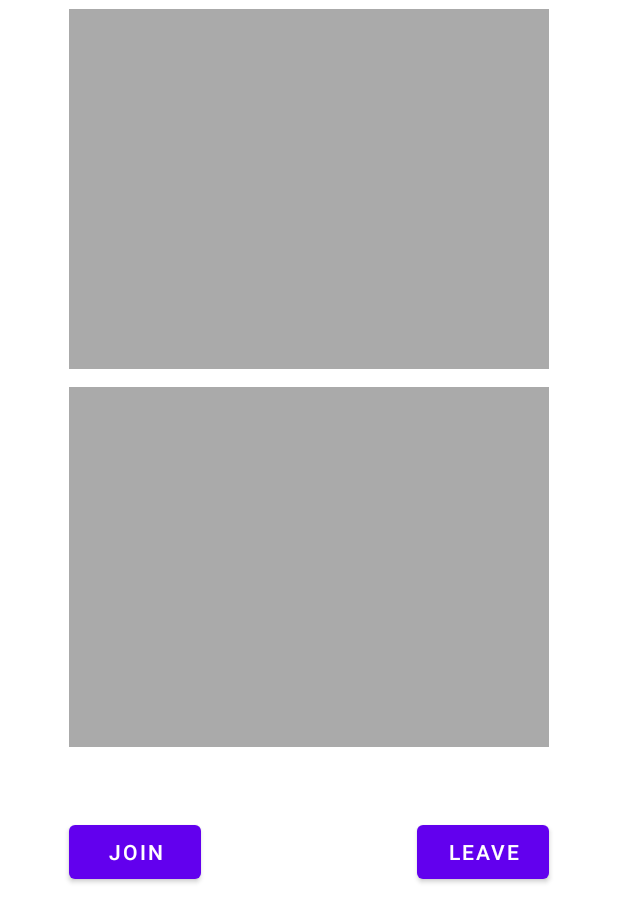
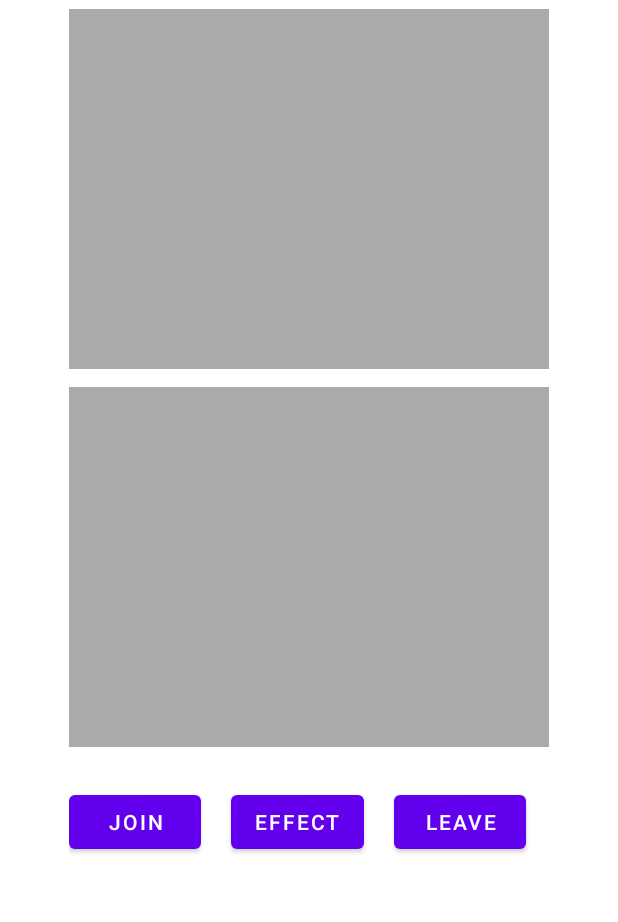
Before and after one commit to fu-jimoto/AgoraIO-TencentEffect-Android, an Android app: the screen it shows after launch (MainActivity), on a phone screen of 412 x 824 dp. Shown: the top 922 px of the screen. Run offline under Robolectric (Android 15) with nearby library versions, the phone set to English and light mode, and no system bars; libraries missing offline, so code that uses them is left out: io.agora.base, io.agora.rtc2; 9 statements that could not run were skipped.

Commit message:
add module

```diff
--- a/Xmagic/src/main/java/com/vcube/tencent/xmagic/XMagicImpl.java
+++ b/Xmagic/src/main/java/com/vcube/tencent/xmagic/XMagicImpl.java
@@ -23,13 +23,10 @@ public class XMagicImpl implements SensorEventListener {
         TELicenseCheck.getInstance().setTELicense(context, mXMagicLicenceUrl, mXMagicKey, new TELicenseCheck.TELicenseCheckListener() {
             @Override
             public void onLicenseCheckFinish(int errorCode, String msg) {
-                //注意：このコールバックは呼び出しスレッド内にあるとは限りません
                 if (errorCode == TELicenseCheck.ERROR_OK) {
-                    //認証に成功しました
                     authCheck = true;
                 }else{
                     //認証に失敗しました
-                    authCheck = false;
                 }
             }
         });
@@ -41,15 +38,6 @@ public class XMagicImpl implements SensorEventListener {
         mXmagicApi = new XmagicApi(context, XmagicResParser.getResPath(), new XmagicApi.OnXmagicPropertyErrorListener() {
             @Override
             public void onXmagicPropertyError(String errorMsg, int code) {
-//                if (context instanceof Activity) {
-//                    ((Activity) context).runOnUiThread(new Runnable() {
-//                        @Override
-//                        public void run() {
-//                            mXmagicPanelViewController.tvErrorMsg.setVisibility(View.VISIBLE);
-//                            mXmagicPanelViewController.tvErrorMsg.setText(code + ":" + errorMsg);
-//                        }
-//                    });
-//                }
             }
         });
     }
@@ -80,9 +68,6 @@ public class XMagicImpl implements SensorEventListener {
             mXmagicApi.onPause();
     }
 
-
-
-
     @Override
     public void onSensorChanged(SensorEvent sensorEvent) {
 
--- a/app/src/main/java/com/vcube/tencent/effect/PreprocessorTencentEffect.java
+++ /dev/null
@@ -1,103 +0,0 @@
-package com.vcube.tencent.effect;
-
-import android.content.Context;
-
-import com.vcube.tencent.xmagic.XMagicImpl;
-
-import java.util.concurrent.Callable;
-
-import io.agora.base.TextureBufferHelper;
-import io.agora.base.VideoFrame;
-import io.agora.rtc2.video.IVideoFrameObserver;
-
-public class PreprocessorTencentEffect implements IVideoFrameObserver {
-    private XMagicImpl mXMagic;
-    private Context mContext;
-    private TextureBufferHelper textureBufferHelper;
-    private int rgbaID = -1;
-
-    public PreprocessorTencentEffect(Context context) {
-        mContext = context;
-        //mDefaultFilterPath = getDefaultFilterPath();
-    }
-
-    @Override
-    public boolean onCaptureVideoFrame(int sourceType, VideoFrame videoFrame) {
-        VideoFrame.Buffer buffer = videoFrame.getBuffer();
-        if(!(buffer instanceof VideoFrame.TextureBuffer)){
-            return false;
-        }
-
-
-        int width = buffer.getWidth();
-        int height = buffer.getHeight();
-        int texId = mXMagic.process(rgbaID, height,width);
-
-
-//        VideoFrame.TextureBuffer textureBuffer = (VideoFrame.TextureBuffer) buffer;
-//        if(textureBufferHelper == null){
-//            textureBufferHelper = TextureBufferHelper.create("Render", textureBuffer.getEglBaseContext());
-//            textureBuffer.getTextureId();
-//            textureBufferHelper.invoke((Callable<Void>) () -> {
-////                mEffectHelper = new EffectHelper(mContext);
-////                mEffectHelper.initEffectSDK();
-////                mEnabled = true;
-////                setFilter(getDefaultFilterPath());
-//                return null;
-//            });
-//        }
-
-
-        return true;
-
-//        int w = buffer.getWidth();
-//        int h = buffer.getHeight();
-//        int cropX = (w - 320)/2, cropY = (h - 240)/2, cropWidth = 320, cropHeight = 240, scaleWidth = 320, scaleHeight = 240;
-//        buffer = buffer.cropAndScale(cropX, cropY, cropWidth, cropHeight, scaleWidth, scaleHeight);
-//        videoFrame.replaceBuffer(buffer, 270, videoFrame.getTimestampNs());
-//        return true;
-
-
-
-    }
-
-    @Override
-    public boolean onPreEncodeVideoFrame(int sourceType, VideoFrame videoFrame) {
-        return false;
-    }
-
-    @Override
-    public boolean onMediaPlayerVideoFrame(VideoFrame videoFrame, int mediaPlayerId) {
-        return false;
-    }
-
-    @Override
-    public boolean onRenderVideoFrame(String channelId, int uid, VideoFrame videoFrame) {
-        return false;
-    }
-
-    @Override
-    public int getVideoFrameProcessMode() {
-        return 1;
-    }
-
-    @Override
-    public int getVideoFormatPreference() {
-        return 1;
-    }
-
-    @Override
-    public boolean getRotationApplied() {
-        return false;
-    }
-
-    @Override
-    public boolean getMirrorApplied() {
-        return false;
-    }
-
-    @Override
-    public int getObservedFramePosition() {
-        return 0;
-    }
-}
--- /dev/null
+++ b/app/src/main/java/com/vcube/tencent/effect/framework/PreprocessorTencentEffect.java
@@ -0,0 +1,111 @@
+package com.vcube.tencent.effect.framework;
+
+import android.content.Context;
+import android.graphics.Matrix;
+import android.graphics.SurfaceTexture;
+import android.opengl.GLES20;
+import android.util.Log;
+
+import com.vcube.tencent.xmagic.XMagicImpl;
+import static com.tencent.xmagic.GlUtil.createTexture;
+import java.util.concurrent.Callable;
+
+import io.agora.base.TextureBufferHelper;
+import io.agora.base.VideoFrame;
+import io.agora.rtc2.video.IVideoFrameObserver;
+
+public class PreprocessorTencentEffect implements IVideoFrameObserver {
+    private final static String TAG = PreprocessorTencentEffect.class.getSimpleName();
+    private Context mContext;
+    private TextureBufferHelper textureBufferHelper;
+    private  XMagicImpl mXMagic;
+    private int rgbaID = -1;
+    private int outputID = -1;
+    private final float[] mOesMatrix = new float[16];
+    private OESRenderer mYUV2RGBAConverter;
+    private RotateRenderer mRotateRender;
+    private SurfaceTexture mSurfaceTexture;
+
+    public PreprocessorTencentEffect(Context context) {
+        mContext = context;
+    }
+
+    @Override
+    public boolean onCaptureVideoFrame(int sourceType, VideoFrame videoFrame) {
+        VideoFrame.Buffer buffer = videoFrame.getBuffer();
+        if(!(buffer instanceof VideoFrame.TextureBuffer)){
+            return false;
+        }
+        VideoFrame.TextureBuffer textureBuffer = (VideoFrame.TextureBuffer) buffer;
+
+        int srcID = textureBuffer.getTextureId();
+        int width = buffer.getWidth();
+        int height = buffer.getHeight();
+        if (mYUV2RGBAConverter == null) {
+            mYUV2RGBAConverter = new OESRenderer();
+            mYUV2RGBAConverter.init();
+            mYUV2RGBAConverter.setRotateAndFlip(180,0,1);
+            mSurfaceTexture = new SurfaceTexture(srcID);
+            rgbaID = createTexture(height,width, GLES20.GL_RGBA);
+        }
+
+        if (mRotateRender == null) {
+            mRotateRender = new RotateRenderer();
+            mRotateRender.init();
+            outputID = createTexture(width,height, GLES20.GL_RGBA);
+        }
+
+        mSurfaceTexture.updateTexImage();
+        mSurfaceTexture.getTransformMatrix(mOesMatrix);
+        mYUV2RGBAConverter.doRender(srcID, rgbaID, height, width, mOesMatrix, null, null);
+
+        Integer texId = textureBufferHelper.invoke((Callable<Integer>) () -> mXMagic.process(rgbaID, height,width));
+        mRotateRender.doRender(texId,outputID,width,height,null,null,null);
+
+        VideoFrame.TextureBuffer retBuffer = textureBufferHelper.wrapTextureBuffer(textureBuffer.getWidth(), textureBuffer.getHeight(), VideoFrame.TextureBuffer.Type.RGB,
+                texId, new Matrix());
+        videoFrame.replaceBuffer(retBuffer, videoFrame.getRotation(), videoFrame.getTimestampNs());
+
+        return true;
+    }
+
+    @Override
+    public boolean onPreEncodeVideoFrame(int sourceType, VideoFrame videoFrame) {
+        return false;
+    }
+
+    @Override
+    public boolean onMediaPlayerVideoFrame(VideoFrame videoFrame, int mediaPlayerId) {
+        return false;
+    }
+
+    @Override
+    public boolean onRenderVideoFrame(String channelId, int uid, VideoFrame videoFrame) {
+        return false;
+    }
+
+    @Override
+    public int getVideoFrameProcessMode() {
+        return 1;
+    }
+
+    @Override
+    public int getVideoFormatPreference() {
+        return 1;
+    }
+
+    @Override
+    public boolean getRotationApplied() {
+        return false;
+    }
+
+    @Override
+    public boolean getMirrorApplied() {
+        return false;
+    }
+
+    @Override
+    public int getObservedFramePosition() {
+        return 0;
+    }
+}
--- a/app/src/main/res/layout/activity_main.xml
+++ b/app/src/main/res/layout/activity_main.xml
@@ -26,24 +26,41 @@
             android:layout_centerHorizontal="true"
             android:layout_margin="6dp"
             android:background="@android:color/darker_gray" />
+
+
+
+
+        <LinearLayout
+            android:layout_width="match_parent"
+            android:layout_height="wrap_content"
+            android:layout_below="@+id/remote_video_view_container"
+            android:layout_alignStart="@id/remote_video_view_container"
+            android:layout_marginTop="20dp"
+            android:orientation="horizontal">
             <Button
                 android:id="@+id/JoinButton"
                 android:layout_width="wrap_content"
                 android:layout_height="wrap_content"
-            android:layout_below="@+id/remote_video_view_container"
-            android:layout_alignStart="@id/remote_video_view_container"
-            android:layout_marginTop="40dp"
                 android:onClick="joinChannel"
                 android:text="Join" />
+            <Button
+                android:id="@+id/effectButton"
+                android:layout_width="wrap_content"
+                android:layout_height="wrap_content"
+                android:layout_marginLeft="20dp"
+                android:onClick="updateEffect"
+                android:text="Effect" />
 
             <Button
                 android:id="@+id/LeaveButton"
                 android:layout_width="wrap_content"
                 android:layout_height="wrap_content"
-            android:layout_below="@+id/remote_video_view_container"
-            android:layout_alignEnd="@id/remote_video_view_container"
-            android:layout_marginTop="40dp"
+                android:layout_marginLeft="20dp"
                 android:onClick="leaveChannel"
                 android:text="Leave" />
+        </LinearLayout>
+
+
+
     </RelativeLayout>
 </ScrollView>
```
Also changed, not shown: app/src/main/java/com/vcube/tencent/effect/MainActivity.java (+19 -38 lines), app/src/main/java/com/vcube/tencent/effect/framework/BaseRenderer.java (added, +293 -0 lines), app/src/main/java/com/vcube/tencent/effect/framework/OESRenderer.java (added, +52 -0 lines), app/src/main/java/com/vcube/tencent/effect/framework/RotateRenderer.java (added, +49 -0 lines). Lines whose indentation alone changed are shown as unchanged.
